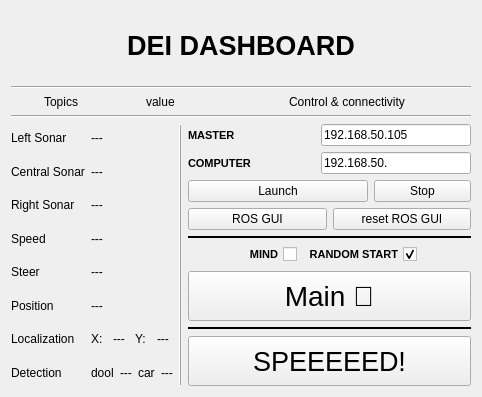
Before: the Qt Designer form include/bfmc_dashboard/dashboard_gui.ui in euhenn/bfmc_dashboard, drawn with Qt 5.
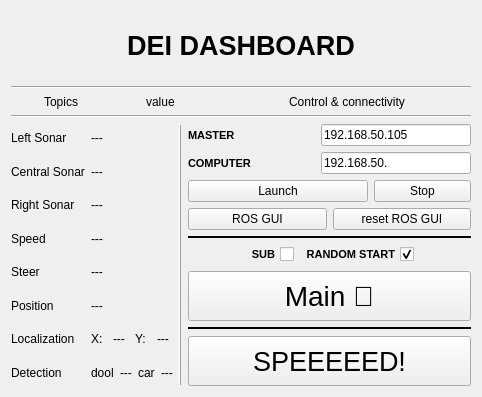
After: the same form once the commit is applied. Custom widgets are drawn as their Qt base class.

Patch:
```diff
--- a/include/bfmc_dashboard/dashboard_gui.ui
+++ b/include/bfmc_dashboard/dashboard_gui.ui
@@ -566,7 +566,7 @@
               <enum>Qt::RightToLeft</enum>
              </property>
              <property name="text">
-              <string>MIND</string>
+              <string>SUB</string>
              </property>
             </widget>
            </item>
```
